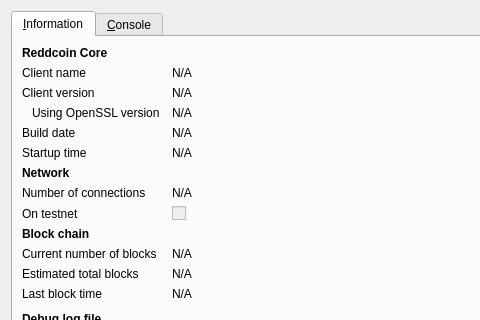
The window that src/qt/forms/rpcconsole.ui (fashionstyle/stylecoin) describes before a commit, drawn with Qt 5; both pictures show x 0 to 480 and y 0 to 320 of the 740 by 450 pixel window.
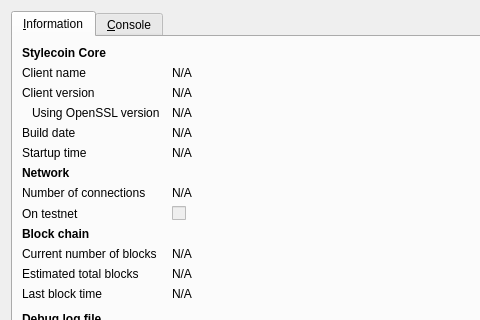
The same window after the commit. Icons and pictures are not drawn.

Diff of the .ui file:
```diff
--- a/src/qt/forms/rpcconsole.ui
+++ b/src/qt/forms/rpcconsole.ui
@@ -36,7 +36,7 @@
           </font>
          </property>
          <property name="text">
-          <string>Reddcoin Core</string>
+          <string>Stylecoin Core</string>
          </property>
         </widget>
        </item>
```
Left out of the diff: 6 changed lines with no effect on the pictures.
